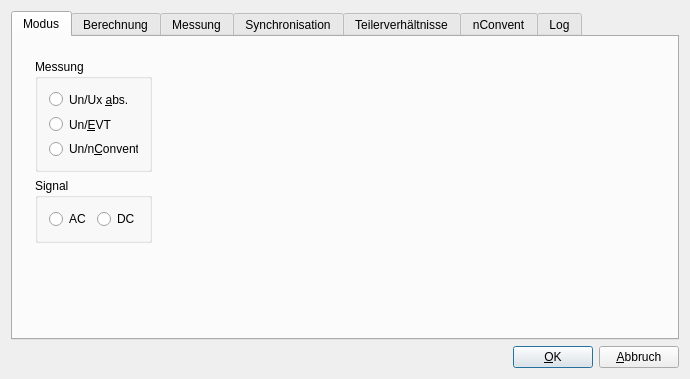
First picture: the form in wm3000u/confdialogbase.ui, repository ZeraGmbH/wm-project, before the edit.
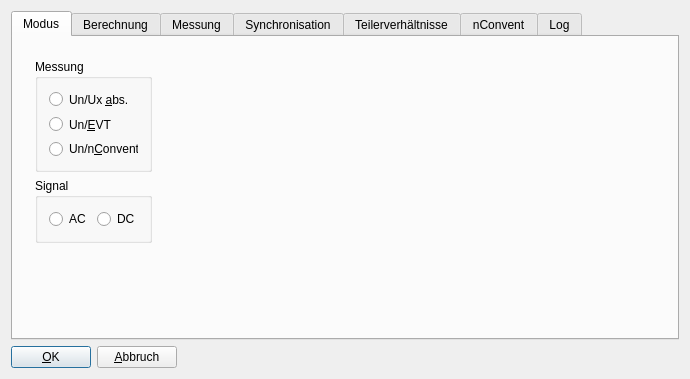
Second picture: the form after the edit. Custom widgets are drawn as their Qt base class.

Commit message: changes position of ok and abort button on conf gui

```diff
--- a/wm3000u/confdialogbase.ui
+++ b/wm3000u/confdialogbase.ui
@@ -2231,6 +2231,35 @@
      </item>
      <item>
       <layout class="QHBoxLayout">
+       <item>
+        <widget class="QPushButton" name="buttonOk">
+         <property name="text">
+          <string>&amp;OK</string>
+         </property>
+         <property name="shortcut">
+          <string/>
+         </property>
+         <property name="autoDefault">
+          <bool>true</bool>
+         </property>
+         <property name="default">
+          <bool>true</bool>
+         </property>
+        </widget>
+       </item>
+       <item>
+        <widget class="QPushButton" name="buttonCancel">
+         <property name="text">
+          <string>&amp;Abbruch</string>
+         </property>
+         <property name="shortcut">
+          <string>Alt+A</string>
+         </property>
+         <property name="autoDefault">
+          <bool>true</bool>
+         </property>
+        </widget>
+       </item>
        <item>
         <spacer name="Horizontal Spacing2">
          <property name="orientation">
@@ -2247,35 +2276,6 @@
          </property>
         </spacer>
        </item>
-       <item>
-        <widget class="QPushButton" name="buttonOk">
-         <property name="text">
-          <string>&amp;OK</string>
-         </property>
-         <property name="shortcut">
-          <string/>
-         </property>
-         <property name="autoDefault">
-          <bool>true</bool>
-         </property>
-         <property name="default">
-          <bool>true</bool>
-         </property>
-        </widget>
-       </item>
-       <item>
-        <widget class="QPushButton" name="buttonCancel">
-         <property name="text">
-          <string>&amp;Abbruch</string>
-         </property>
-         <property name="shortcut">
-          <string>Alt+A</string>
-         </property>
-         <property name="autoDefault">
-          <bool>true</bool>
-         </property>
-        </widget>
-       </item>
       </layout>
      </item>
     </layout>
```
The commit also changes 1 other file.
